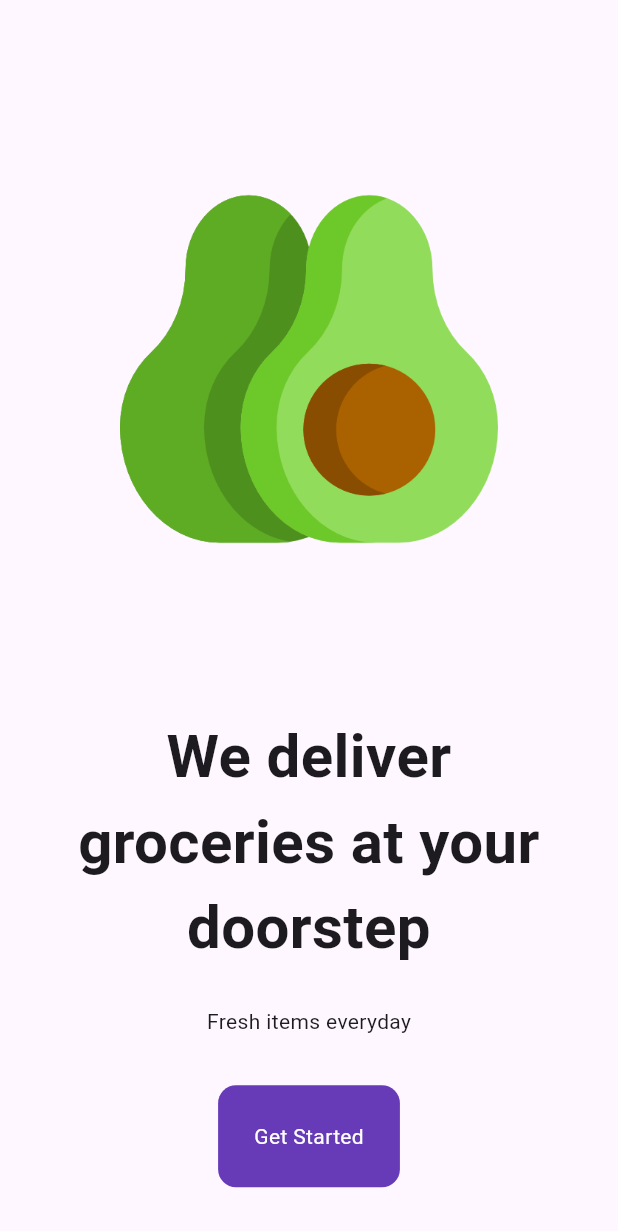
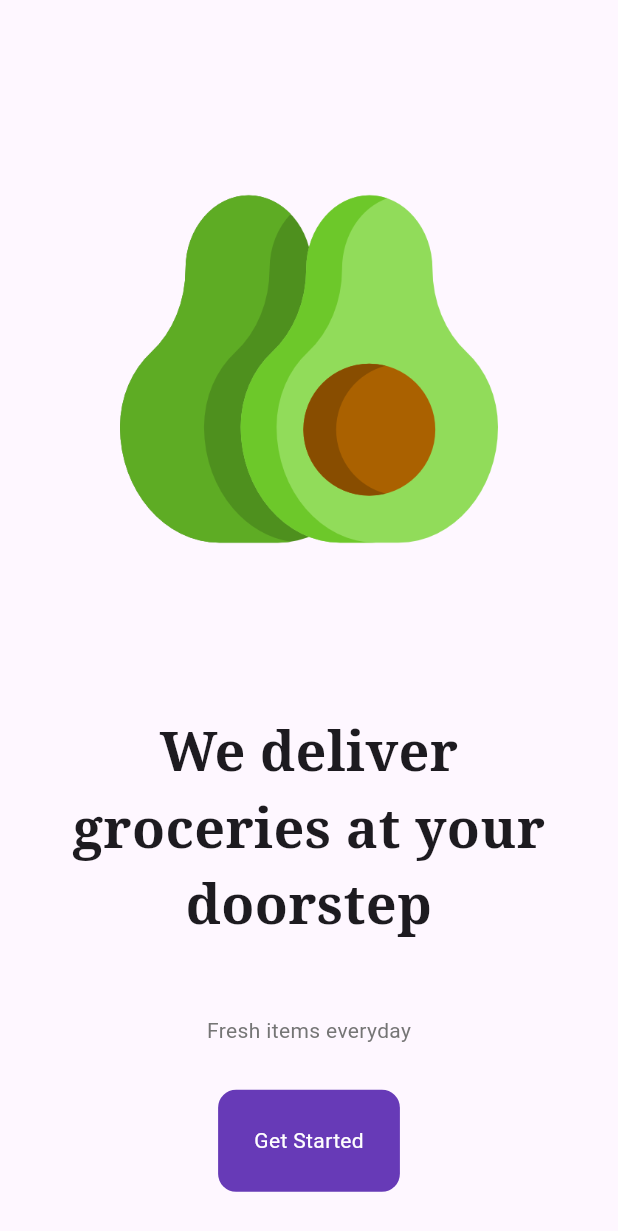
Before and after one commit to ArturoDuCas/flutter_grocery_shop, a Flutter app: the screen it shows after launch, on a phone screen of 412 x 824 dp. Shown: the top 1231 px of the screen. Run offline on Flutter 3.47's test engine with Material 3 defaults, Android fonts, the phone set to English and light mode, and no system bars; our stand-ins replace google_fonts.

Commit message:
feat: finish design of intro_page.dart

```diff
--- a/lib/pages/intro_page.dart
+++ b/lib/pages/intro_page.dart
@@ -1,4 +1,6 @@
 import "package:flutter/material.dart";
+import "package:grocery_shop/pages/home_page.dart";
+import "package:google_fonts/google_fonts.dart";
 
 class IntroPage extends StatelessWidget {
   const IntroPage({super.key});
@@ -19,27 +21,41 @@ class IntroPage extends StatelessWidget {
         ),
 
         // We deliver groceries at your doorstep
-        const Padding(
+        Padding(
           padding: EdgeInsets.all(24.0),
           child: Text(
             "We deliver groceries at your doorstep",
             textAlign: TextAlign.center,
-            style: TextStyle(
-              fontSize: 40,
+            style: GoogleFonts.notoSerif(
+              fontSize: 36,
               fontWeight: FontWeight.bold,
             ),
           ),
         ),
 
+        const SizedBox(
+          height: 24,
+        ),
+
         // Fresh items everyday
         Text(
           "Fresh items everyday",
+          style: TextStyle(
+            color: Colors.grey[600],
+          ),
         ),
 
         const Spacer(),
 
         // Get started button
-        Container(
+        GestureDetector(
+          onTap: () => Navigator.pushReplacement(
+            context,
+            MaterialPageRoute(builder: (context) {
+              return const HomePage();
+            }),
+          ),
+          child: Container(
             decoration: BoxDecoration(
               color: Colors.deepPurple,
               borderRadius: BorderRadius.circular(12),
@@ -52,6 +68,7 @@ class IntroPage extends StatelessWidget {
               ),
             ),
           ),
+        ),
 
         const Spacer(),
       ],
```
Also changed, not shown: lib/pages/home_page.dart (added, +52 -0 lines). Lines whose indentation alone changed are shown as unchanged.
